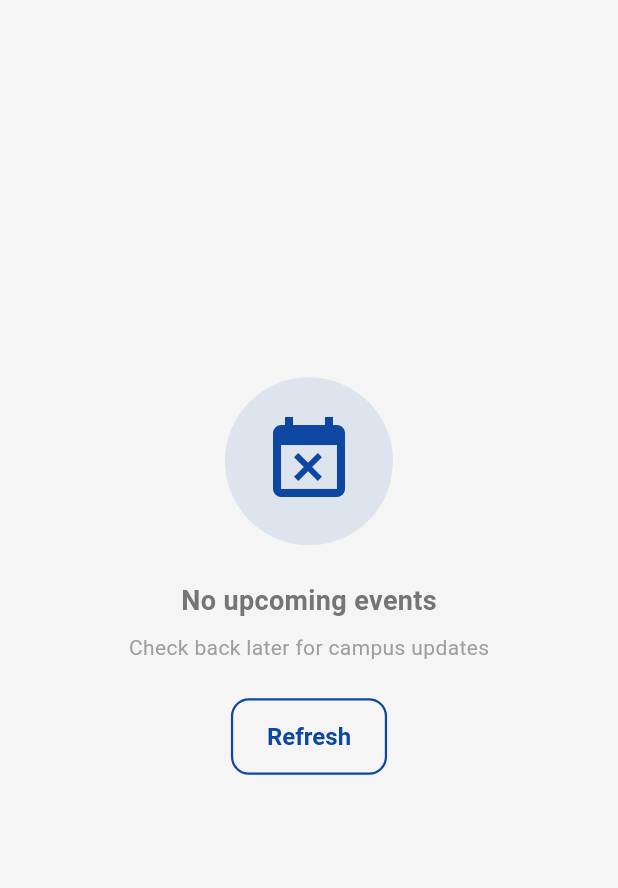
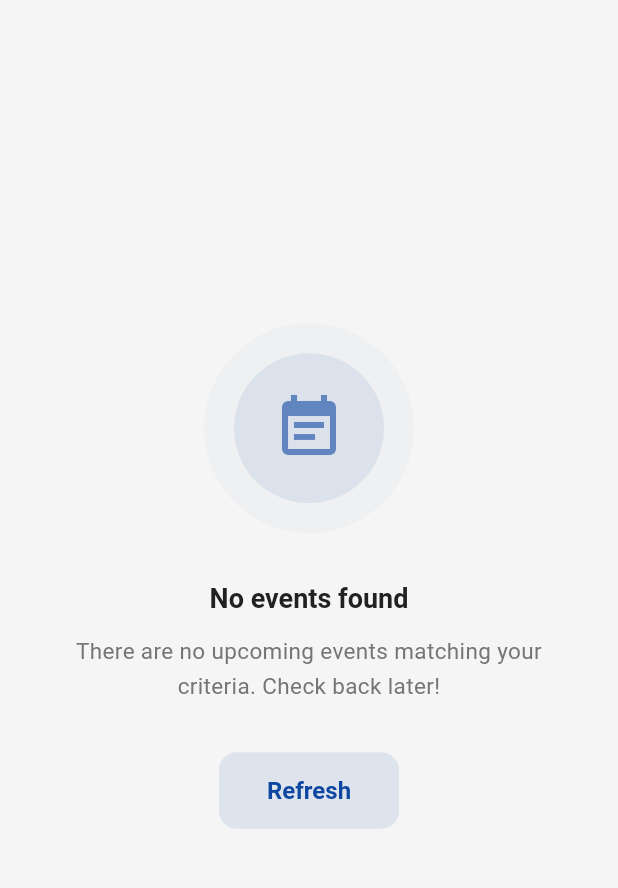
Before and after one commit to Ethanolbicarbonate/westigov2, a Flutter app: the EventsScreen screen opened directly, on a phone screen of 412 x 824 dp, the part 84-972 px from its top. Run offline on Flutter 3.47's test engine with Material 3 defaults, Android fonts, the phone set to English and light mode, and no system bars; our stand-ins replace flutter_map, flutter_riverpod, flutter_svg, image_picker, latlong2, supabase_flutter; missing offline and left inert: string_similarity; accounts and stored records are empty; network calls fail.

Commit message:
Add custom page transitions and empty state widget
Introduces reusable page transition routes (slide up, slide right, fade) in lib/utils/page_transitions.dart and applies them to navigation in events and map screens. Adds a new EmptyStateWidget for consistent empty state UI, replacing previous custom implementations in events, favorites, and search screens. Updates event and space detail screens to improve location display and link styling. Event model now includes locationName for better context. Facility and event cards updated for improved visuals and information clarity.

```diff
--- a/lib/screens/events/events_screen.dart
+++ b/lib/screens/events/events_screen.dart
@@ -7,6 +7,8 @@ import 'package:westigo/screens/events/event_detail_screen.dart';
 import 'package:westigo/widgets/event_filter_sheet.dart';
 import 'package:westigo/providers/event_filter_provider.dart';
 import 'package:westigo/widgets/event_card_skeleton.dart';
+import 'package:westigo/utils/page_transitions.dart';
+import 'package:westigo/widgets/empty_state_widget.dart';
 
 class EventsScreen extends ConsumerStatefulWidget {
   const EventsScreen({super.key});
@@ -85,36 +87,13 @@ class _EventsScreenState extends ConsumerState<EventsScreen> {
       body: eventsAsync.when(
         data: (events) {
           if (events.isEmpty) {
-            return Center(
-              child: Column(
-                mainAxisAlignment: MainAxisAlignment.center,
-                children: [
-                  Container(
-                    padding: const EdgeInsets.all(24),
-                    decoration: BoxDecoration(
-                      color: AppColors.primary.withValues(alpha: 0.1),
-                      shape: BoxShape.circle,
-                    ),
-                    child: const Icon(Icons.event_busy,
-                        size: 64, color: AppColors.primary),
-                  ),
-                  const SizedBox(height: 24),
-                  const Text(
-                    'No upcoming events',
-                    style: TextStyle(fontSize: 18, fontWeight: FontWeight.bold),
-                  ),
-                  const SizedBox(height: 8),
-                  const Text(
-                    'Check back later for campus updates',
-                    style: TextStyle(color: Colors.grey),
-                  ),
-                  const SizedBox(height: 24),
-                  OutlinedButton(
-                    onPressed: () => ref.refresh(eventsProvider),
-                    child: const Text('Refresh'),
-                  ),
-                ],
-              ),
+            return EmptyStateWidget(
+              icon: Icons.event_note,
+              title: 'No events found',
+              subtitle:
+                  'There are no upcoming events matching your criteria. Check back later!',
+              actionLabel: 'Refresh',
+              onAction: () => ref.refresh(eventsProvider),
             );
           }
 
@@ -131,8 +110,9 @@ class _EventsScreenState extends ConsumerState<EventsScreen> {
                   onTap: () {
                     Navigator.push(
                       context,
-                      MaterialPageRoute(
-                        builder: (context) => EventDetailScreen(event: event),
+                      SlideUpRoute(
+                        // Use SlideUpRoute
+                        page: EventDetailScreen(event: event),
                       ),
                     );
                   },
--- a/lib/screens/map/search_screen.dart
+++ b/lib/screens/map/search_screen.dart
@@ -4,8 +4,9 @@ import 'package:westigo/models/facility.dart';
 import 'package:westigo/providers/search_provider.dart';
 import 'package:westigo/screens/map/facility_detail_screen.dart';
 import 'package:westigo/utils/constants.dart';
-import 'package:westigo/models/space.dart'; // Import
-import 'package:westigo/screens/map/space_detail_screen.dart'; // Import
+import 'package:westigo/models/space.dart';
+import 'package:westigo/screens/map/space_detail_screen.dart';
+import 'package:westigo/widgets/empty_state_widget.dart';
 
 class SearchScreen extends ConsumerStatefulWidget {
   const SearchScreen({super.key});
@@ -88,7 +89,12 @@ class _SearchScreenState extends ConsumerState<SearchScreen> {
             // 2. Results List
             Expanded(
               child: results.isEmpty && _searchController.text.isNotEmpty
-                  ? const Center(child: Text('No results found'))
+                  ? const EmptyStateWidget(
+                      icon: Icons.search_off,
+                      title: 'No results found',
+                      subtitle:
+                          'Try adjusting your search terms or look for a different facility.',
+                    )
                   : ListView.builder(
                       itemCount: results.length,
                       itemBuilder: (context, index) {
--- /dev/null
+++ b/lib/widgets/empty_state_widget.dart
@@ -0,0 +1,102 @@
+import 'package:flutter/material.dart';
+import 'package:westigo/utils/constants.dart';
+
+class EmptyStateWidget extends StatelessWidget {
+  final String title;
+  final String subtitle;
+  final IconData icon;
+  final String? actionLabel;
+  final VoidCallback? onAction;
+
+  const EmptyStateWidget({
+    super.key,
+    required this.title,
+    required this.subtitle,
+    required this.icon,
+    this.actionLabel,
+    this.onAction,
+  });
+
+  @override
+  Widget build(BuildContext context) {
+    return Center(
+      child: SingleChildScrollView(
+        padding: const EdgeInsets.all(32.0),
+        child: Column(
+          mainAxisAlignment: MainAxisAlignment.center,
+          children: [
+            // Icon with "Blob" background effect
+            Stack(
+              alignment: Alignment.center,
+              children: [
+                Container(
+                  width: 140,
+                  height: 140,
+                  decoration: BoxDecoration(
+                    color: AppColors.primary.withValues(alpha: 0.03),
+                    shape: BoxShape.circle,
+                  ),
+                ),
+                Container(
+                  width: 100,
+                  height: 100,
+                  decoration: BoxDecoration(
+                    color: AppColors.primary.withValues(alpha: 0.08),
+                    shape: BoxShape.circle,
+                  ),
+                  child: Icon(
+                    icon,
+                    size: 48,
+                    color: AppColors.primary.withValues(alpha: 0.6),
+                  ),
+                ),
+              ],
+            ),
+            const SizedBox(height: 32),
+
+            // Typography
+            Text(
+              title,
+              textAlign: TextAlign.center,
+              style: Theme.of(context).textTheme.headlineSmall?.copyWith(
+                    fontWeight: FontWeight.bold,
+                    color: AppColors.textDark,
+                  ),
+            ),
+            const SizedBox(height: 12),
+            Text(
+              subtitle,
+              textAlign: TextAlign.center,
+              style: Theme.of(context).textTheme.bodyMedium?.copyWith(
+                    color: AppColors.textLight,
+                    height: 1.5,
+                    fontSize: 15,
+                  ),
+            ),
+
+            // Action Button
+            if (actionLabel != null && onAction != null) ...[
+              const SizedBox(height: 32),
+              ElevatedButton(
+                onPressed: onAction,
+                style: ElevatedButton.styleFrom(
+                  elevation: 0,
+                  padding: const EdgeInsets.symmetric(horizontal: 32, vertical: 16),
+                  backgroundColor: AppColors.primary.withValues(alpha: 0.1),
+                  foregroundColor: AppColors.primary,
+                  shape: RoundedRectangleBorder(
+                    borderRadius: BorderRadius.circular(AppSizes.radiusM),
+                  ),
+                ),
+                child: Text(
+                  actionLabel!,
+                  style: const TextStyle(fontWeight: FontWeight.bold),
+                ),
+              ),
+            ],
+          ],
+        ),
+      ),
+    );
+  }
+}
```
Also changed, not shown: lib/models/event.dart (+5 -2 lines), lib/screens/events/event_detail_screen.dart (+15 -31 lines), lib/screens/favorites/favorites_screen.dart (+15 -64 lines), lib/screens/map/facility_detail_screen.dart (+44 -25 lines), lib/screens/map/map_screen.dart (+10 -32 lines), lib/screens/map/space_detail_screen.dart (+10 -11 lines), lib/utils/page_transitions.dart (added, +66 -0 lines), lib/widgets/event_card.dart (+29 -63 lines), lib/widgets/facility_bottom_sheet.dart (+7 -8 lines).
